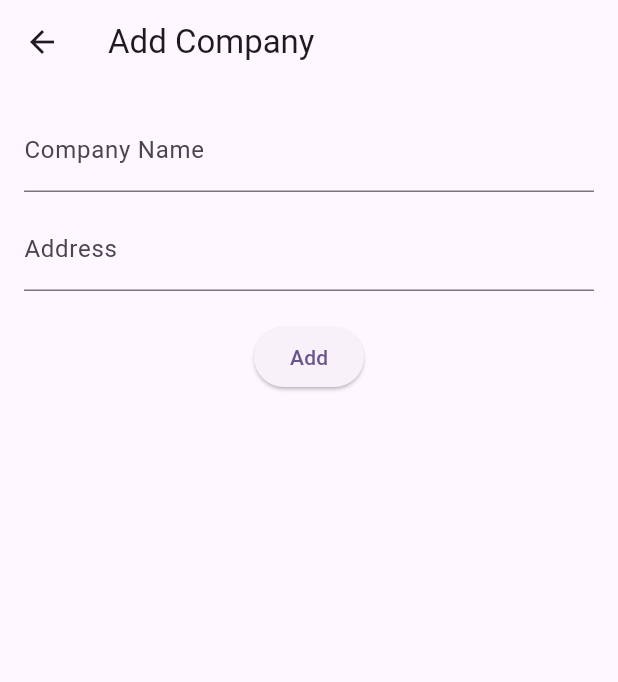
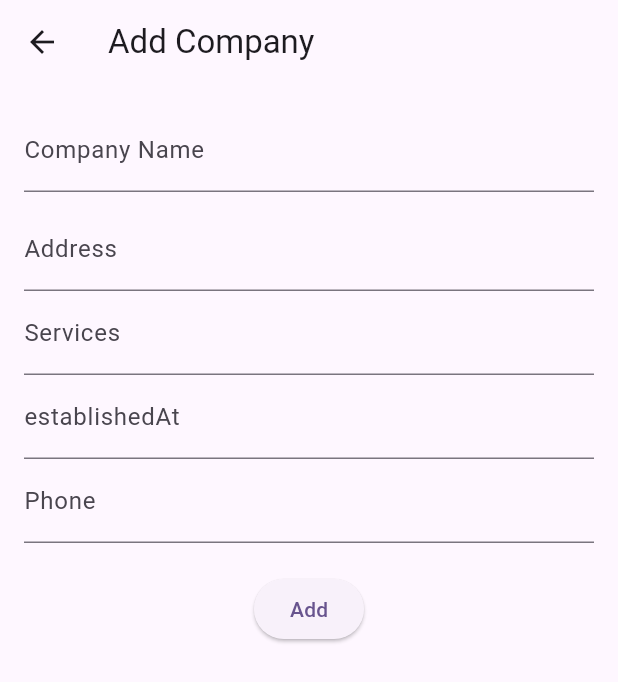
Before and after one commit to kapiladh2468/learning-firebase, a Flutter app: the AddEditScreen screen opened directly, on a phone screen of 412 x 824 dp. Shown: the top 682 px of the screen. Run offline on Flutter 3.47's test engine with Material 3 defaults, Android fonts, the phone set to English and light mode, and no system bars; our stand-ins replace cloud_firestore, firebase_core; accounts and stored records are empty.

Commit message:
feat : update feature working

```diff
--- a/lib/model/company.dart
+++ b/lib/model/company.dart
@@ -12,4 +12,17 @@ class Company {
 
   Company({this.address,this.name,this.phone,this.establishedAt,this.services,this.id});
 
+  toJson(){
+    Map<String,dynamic> json ={};
+    json['id'] =id;
+    json['name'] = name;
+    json['address']= address;
+    json ['services']= services;
+    json ['establishedAt'] =establishedAt;
+    json ['phone']= phone;
+
+
+return json;
+  }
+
 }
--- a/lib/screens/addedit_screen.dart
+++ b/lib/screens/addedit_screen.dart
@@ -1,3 +1,4 @@
+import 'package:cloud_firestore/cloud_firestore.dart';
 import 'package:database_demo/model/company.dart';
 import 'package:flutter/material.dart';
 import '../services/firebase_db_services.dart';
@@ -14,6 +15,12 @@ class _AddEditScreenState extends State<AddEditScreen> {
   final _formKey = GlobalKey<FormState>();
   TextEditingController _nameController = TextEditingController();
   TextEditingController _addressController = TextEditingController();
+  TextEditingController _servicesController = TextEditingController();
+  TextEditingController _establishedAtController = TextEditingController();
+   TextEditingController _phoneController = TextEditingController();
+
+
+
 
   @override
   void initState() {
@@ -21,6 +28,12 @@ class _AddEditScreenState extends State<AddEditScreen> {
     if (widget.company != null) {
       _nameController.text = widget.company!.name!;
       _addressController.text = widget.company!.address!;
+      _establishedAtController.text = widget.company!.establishedAt.toString();
+       _phoneController.text = widget.company!.phone.toString();
+        _servicesController.text = widget.company!.services .toString();
+
+
+
     }
   }
 
@@ -32,6 +45,7 @@ class _AddEditScreenState extends State<AddEditScreen> {
       ),
       body: Padding(
         padding: const EdgeInsets.all(16.0),
+        child: SingleChildScrollView(
           child: Form(
             key: _formKey,
             child: Column(
@@ -59,18 +73,38 @@ class _AddEditScreenState extends State<AddEditScreen> {
                     return null;
                   },
                 ),
+                 TextFormField(
+                  controller: _servicesController,
+                  decoration: InputDecoration(labelText: 'Services',
+
+                  )),
+                   TextFormField(
+                  controller: _establishedAtController,
+                  decoration: InputDecoration(labelText: 'establishedAt',
+
+                  )),
+                   TextFormField(
+                  controller: _phoneController,
+                  decoration: InputDecoration(labelText: 'Phone',
+
+                  )),
                 SizedBox(height: 20),
                 ElevatedButton(
                   onPressed: () async {
+
                     if (_formKey.currentState!.validate()) {
                       Company company = Company(
                          id: widget.company?.id,
                         name: _nameController.text,
                         address: _addressController.text,
+                        establishedAt:Timestamp.fromDate(DateTime.now()),
+                        services: ['Web development','Mobile Development'],
+                        phone: 222222,
                       );
                       if (widget.company == null) {
                         await FirebaseDbServices().addCompany(company);
                       } else {
+                        company.id= widget.company!.id;
                         await FirebaseDbServices().updateCompany(company);
                       }
                       Navigator.pop(context);
@@ -82,6 +116,7 @@ class _AddEditScreenState extends State<AddEditScreen> {
             ),
           ),
         ),
+      ),
     );
   }
 }
```
Also changed, not shown: lib/screens/company_home_screen.dart (+14 -1 lines), lib/services/firebase_db_services.dart (+18 -5 lines). Lines whose indentation alone changed are shown as unchanged.
